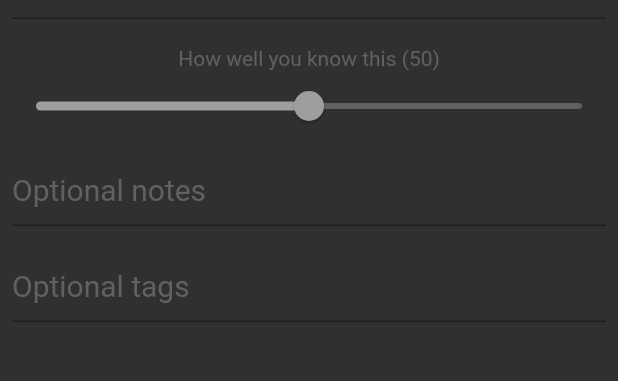
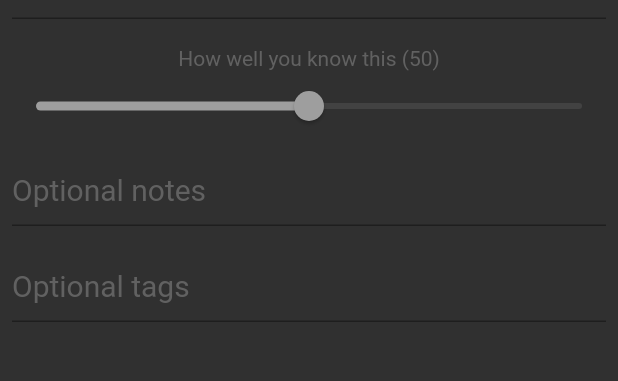
Before and after one commit to fmaylinch/hints-app, a Flutter app: the screen it shows after launch, after a tap on the "add" icon, on a phone screen of 412 x 824 dp, the part 149-530 px from its top. Run offline on Flutter 3.47's test engine with Material 2 defaults, Android fonts, the phone set to English and light mode, and no system bars; network calls fail.

Commit message:
Organize colors / dynamic slider color

```diff
--- a/lib/card_edit_screen.dart
+++ b/lib/card_edit_screen.dart
@@ -1,10 +1,8 @@
 import 'package:flutter/material.dart';
+
 import 'score_slider.dart';
 import 'hints_card.dart';
-
-var primaryTextColor = Colors.grey;
-var hintTextColor = Colors.grey[700];
-var backgroundColor = Color(0xFF303030);
+import 'color_util.dart';
 
 /// Edits a card, which may have empty data (in case it's a new card)
 /// It pops a CardScreenResponse with the card and action to do.
@@ -56,7 +54,7 @@ class _CardEditScreenState extends State<CardEditScreen> {
           actions: actions,
         ),
         body: Container(
-          color: backgroundColor,
+          color: ColorUtil.backgroundColor,
           child: ListView(
             children: [
               _buildField(_hintsController, "Write hints here, one per line"),
@@ -112,7 +110,7 @@ class _CardEditScreenState extends State<CardEditScreen> {
       child: TextFormField(
           decoration: InputDecoration(
               hintText: hintText,
-              hintStyle: TextStyle(color: hintTextColor)
+              hintStyle: TextStyle(color: ColorUtil.hintTextColor)
           ),
           style: TextStyle(fontSize: 20),
           maxLines: maxLines,
--- a/lib/card_view_screen.dart
+++ b/lib/card_view_screen.dart
@@ -1,12 +1,10 @@
 import 'dart:math';
+import 'package:flutter/material.dart';
 
-import 'package:flutter/material.dart';
 import 'score_slider.dart';
 import 'hints_card.dart';
+import 'color_util.dart';
 
-var primaryTextColor = Colors.grey;
-var hintTextColor = Colors.grey[700];
-var backgroundColor = Color(0xFF303030);
 
 /// Views a card, first showing one of the hints,
 /// and a button to display the rest.
@@ -41,8 +39,8 @@ class _CardViewScreenState extends State<CardViewScreen> {
     var hint = "Try to write the answer here";
 
     final answer = TextFormField(
-        decoration: InputDecoration(hintText: hint, hintStyle: TextStyle(color: hintTextColor)),
-        style: TextStyle(fontSize: 20, color: primaryTextColor),
+        decoration: InputDecoration(hintText: hint, hintStyle: TextStyle(color: ColorUtil.hintTextColor)),
+        style: TextStyle(fontSize: 20, color: ColorUtil.primaryTextColor),
         maxLines: null,
         controller: _answerCtrl
     );
@@ -94,7 +92,7 @@ class _CardViewScreenState extends State<CardViewScreen> {
           ],
         ),
         body: Container(
-          color: backgroundColor,
+          color: ColorUtil.backgroundColor,
           padding: EdgeInsets.all(10),
           child: ListView(
               children: widgets.map((w) => Container(
--- /dev/null
+++ b/lib/color_util.dart
@@ -0,0 +1,24 @@
+import 'dart:math';
+import 'package:flutter/material.dart';
+
+class ColorUtil {
+
+  // TODO: How to define these in the theme? Also, how to change field underline?
+  static final primaryTextColor = Colors.grey;
+  static final hintTextColor = Colors.grey[700];
+  static final inactiveColor = Colors.grey[800];
+  static final backgroundColor = Color(0xFF303030);
+
+  static Color colorFromScore(int score, Color middleColor) {
+
+    final colors = [
+      Colors.red[700], Colors.red[500],
+      Colors.orange[700], Colors.orange[400],
+      Colors.yellow[300], middleColor,
+      Colors.indigo[400], Colors.blue[500],
+      Colors.teal[600], Colors.green[400]
+    ];
+
+    return colors[min(score ~/ 10, 9)];
+  }
+}
--- a/lib/hints_cards.dart
+++ b/lib/hints_cards.dart
@@ -1,15 +1,12 @@
 import 'dart:math';
 import 'package:flutter/material.dart';
+
+import 'main.dart';
 import 'card_view_screen.dart';
-import 'main.dart';
 import 'card_edit_screen.dart';
 import 'cards_repo.dart';
 import 'hints_card.dart';
-
-// TODO: Organise these colors. With theme? Also, how to change field underline?
-var primaryTextColor = Colors.grey;
-var hintTextColor = Colors.grey[700];
-var backgroundColor = Color(0xFF303030);
+import 'color_util.dart';
 
 class HintsCards extends StatefulWidget {
 
@@ -61,7 +58,7 @@ class HintsCardsState extends State<HintsCards> {
         ],
       ),
       body: Container(
-            color: backgroundColor,
+            color: ColorUtil.backgroundColor,
             child: Column(
               children: <Widget>[
                 SearchBar(_searchCtrl, (q) => _filterCardsBySearchQuery()),
@@ -146,15 +143,6 @@ class HintsCardsState extends State<HintsCards> {
         Text(it, style: TextStyle(fontSize: 20)))
         .toList();
 
-    final colors = [
-      Colors.red[700], Colors.red[500],
-      Colors.orange[700], Colors.orange[500],
-      Colors.grey[600], Colors.grey[800],
-      Colors.blue[700], Colors.blue[500],
-      Colors.green[700], Colors.green[500]
-    ];
-
-    final color = colors[min(card.score ~/ 10, 9)];
 
     return Container(
       //decoration: BoxDecoration(color: color),
@@ -169,8 +157,10 @@ class HintsCardsState extends State<HintsCards> {
                 height: 1,
                 child: LinearProgressIndicator(
                   value: card.score / 100,
-                  valueColor: AlwaysStoppedAnimation<Color>(color),
-                  backgroundColor: Colors.grey[800],
+                  valueColor: AlwaysStoppedAnimation<Color>(
+                      ColorUtil.colorFromScore(card.score, ColorUtil.inactiveColor)
+                  ),
+                  backgroundColor: ColorUtil.inactiveColor,
                 )
                 ,
               )
@@ -324,8 +314,8 @@ class SearchBar extends StatelessWidget {
         child: TextField(
           decoration: InputDecoration(
               hintText: "Search…",
-              hintStyle: TextStyle(fontSize: 20, color: hintTextColor),
-              prefixIcon: Icon(Icons.search, color: hintTextColor)
+              hintStyle: TextStyle(fontSize: 20, color: ColorUtil.hintTextColor),
+              prefixIcon: Icon(Icons.search, color: ColorUtil.hintTextColor)
           ),
           style: TextStyle(fontSize: 20),
           controller: ctrl,
--- a/lib/score_slider.dart
+++ b/lib/score_slider.dart
@@ -1,7 +1,6 @@
 import 'package:flutter/material.dart';
 
-var primaryTextColor = Colors.grey;
-var hintTextColor = Colors.grey[700];
+import 'color_util.dart';
 
 class ScoreSlider extends StatelessWidget {
 
@@ -17,13 +16,13 @@ class ScoreSlider extends StatelessWidget {
       children: <Widget>[
         Padding(
             padding: EdgeInsets.only(top: 10),
-            child: Text("How well you know this ($score)", style: TextStyle(color: hintTextColor))
+            child: Text("How well you know this ($score)", style: TextStyle(color: ColorUtil.hintTextColor))
         ),
         Slider(
           value: score.toDouble(),
           onChanged: onChanged,
-          activeColor: primaryTextColor,
-          inactiveColor: hintTextColor,
+          activeColor: ColorUtil.colorFromScore(score, ColorUtil.primaryTextColor),
+          inactiveColor: ColorUtil.inactiveColor,
           min: 0,
           max: 100,
         )
```
